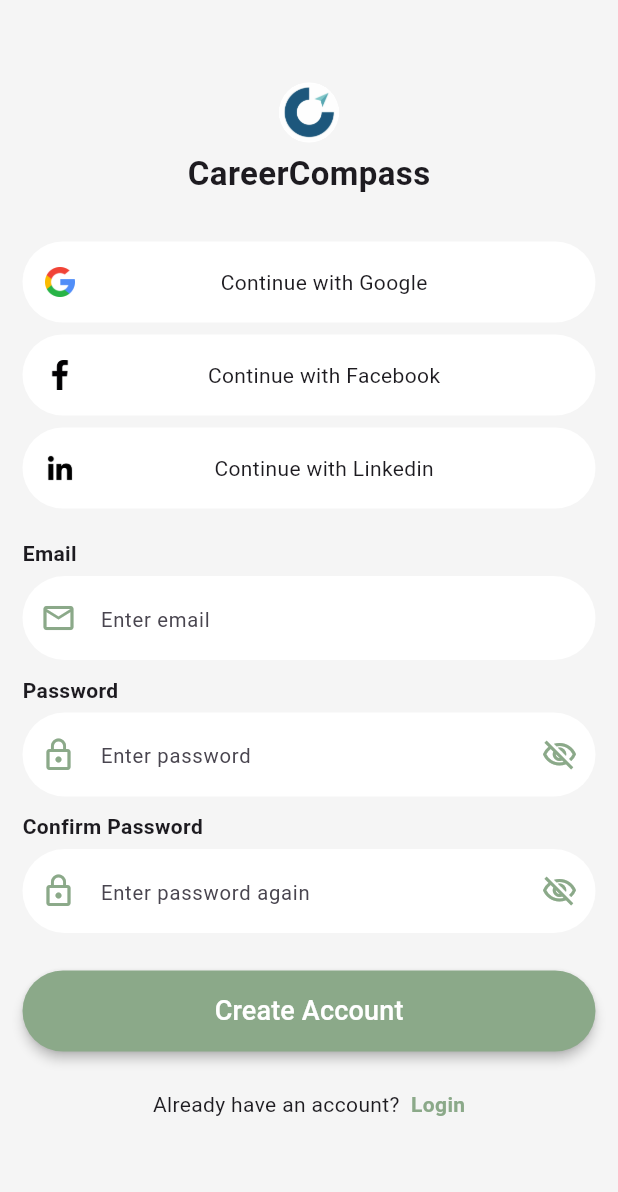
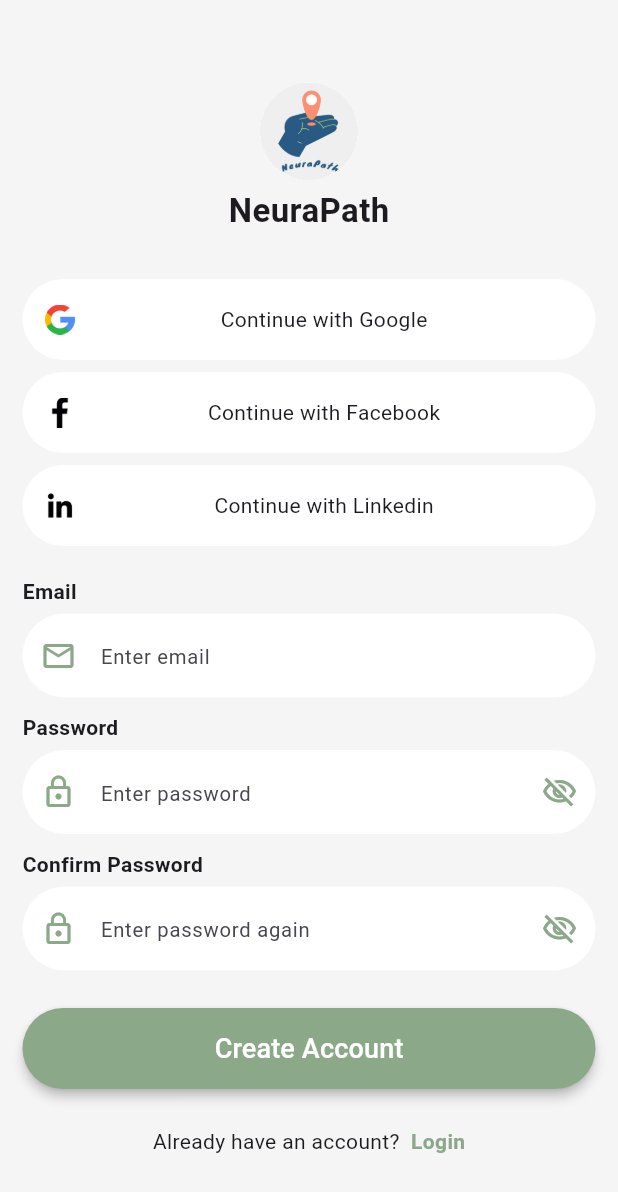
Before and after one commit to DanishR07/NeuraPath, a Flutter app: the screen it shows after launch, after a tap on "Skip", after a tap on "Get started", after a tap on "Sign Up", on a phone screen of 412 x 824 dp. Shown: the top 1192 px of the screen. Run offline on Flutter 3.47's test engine with Material 3 defaults, Android fonts, the phone set to English and light mode, and no system bars; our stand-ins replace cloud_firestore, firebase_auth, firebase_core, get, get_storage, smooth_page_indicator; missing offline and left inert: mailer; accounts and stored records are empty.

```diff
--- a/lib/ui/auth_screens/views/login_screen.dart
+++ b/lib/ui/auth_screens/views/login_screen.dart
@@ -42,18 +42,18 @@ class _LoginScreenState extends State<LoginScreen> {
             children: [
               SizedBox(height: 55),
               Container(
-                height: 40,
-                width: 40,
+                height: 65,
+                width: 65,
                 clipBehavior: Clip.hardEdge,
                 decoration: BoxDecoration(
                   color: Colors.white,
                   borderRadius: BorderRadius.circular(50),
                 ),
-                child: Image.asset("assets/images/app_logo.png"),
+                child: Image.asset("assets/images/app_logo.jpeg"),
               ),
               SizedBox(height: 5),
               Text(
-                "CareerCompass",
+                "NeuraPath",
                 style: TextStyle(fontSize: 22, fontWeight: FontWeight.bold),
               ),
               SizedBox(height: 30),
--- a/lib/ui/auth_screens/views/signup_screen.dart
+++ b/lib/ui/auth_screens/views/signup_screen.dart
@@ -35,18 +35,18 @@ class _SignupScreenState extends State<SignupScreen> {
             children: [
               SizedBox(height: 55),
               Container(
-                height: 40,
-                width: 40,
+                height: 65,
+                width: 65,
                 clipBehavior: Clip.hardEdge,
                 decoration: BoxDecoration(
                   color: Colors.white,
                   borderRadius: BorderRadius.circular(50),
                 ),
-                child: Image.asset("assets/images/app_logo.png"),
+                child: Image.asset("assets/images/app_logo.jpeg"),
               ),
               SizedBox(height: 5),
               Text(
-                "CareerCompass",
+                "NeuraPath",
                 style: TextStyle(fontSize: 22, fontWeight: FontWeight.bold),
               ),
               SizedBox(height: 30),
--- a/lib/ui/launcher_screen/launcher_screen.dart
+++ b/lib/ui/launcher_screen/launcher_screen.dart
@@ -43,7 +43,7 @@ class _LauncherScreenState extends State<LauncherScreen> {
             color: Colors.white,
             borderRadius: BorderRadius.circular(100),
           ),
-          child: Image.asset("assets/images/app_logo.png"),
+          child: Image.asset("assets/images/app_logo.jpeg"),
         ),
       ),
     );
```
Also changed, not shown: assets/images/app_logo.jpeg (added), assets/images/app_logo.png (deleted).
